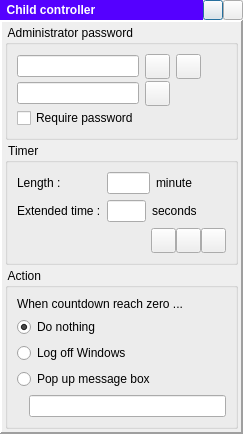
First picture: the form in dlgmain.ui, repository tbikfalvi/ChildController, before the edit.
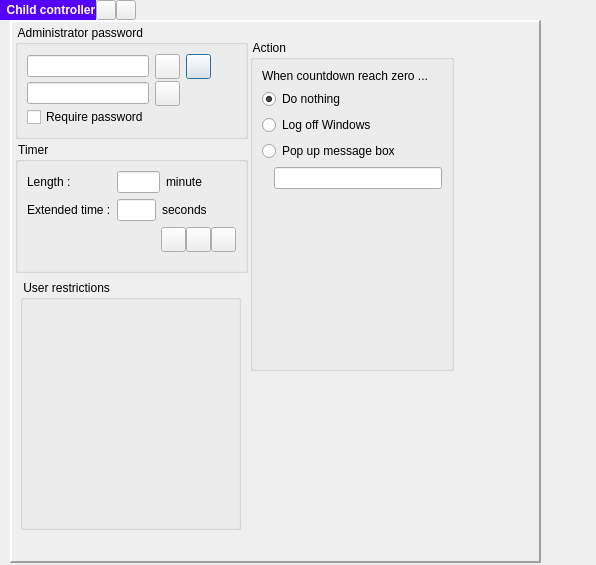
Second picture: the form after the edit. Icons and pictures are not drawn.

The edit to the form file:
```diff
--- a/dlgmain.ui
+++ b/dlgmain.ui
@@ -6,113 +6,22 @@
    <rect>
     <x>0</x>
     <y>0</y>
-    <width>243</width>
-    <height>423</height>
+    <width>596</width>
+    <height>565</height>
    </rect>
   </property>
   <property name="windowTitle">
    <string>Dialog</string>
   </property>
-  <layout class="QVBoxLayout" name="verticalLayout_3">
-   <property name="spacing">
-    <number>0</number>
-   </property>
-   <property name="leftMargin">
-    <number>0</number>
-   </property>
-   <property name="topMargin">
-    <number>0</number>
-   </property>
-   <property name="rightMargin">
-    <number>0</number>
-   </property>
-   <property name="bottomMargin">
-    <number>0</number>
-   </property>
-   <item>
-    <layout class="QHBoxLayout" name="horizontalLayout_5">
-     <property name="spacing">
-      <number>0</number>
-     </property>
-     <item>
-      <widget class="QLabel" name="lblTitle">
-       <property name="font">
-        <font>
-         <weight>75</weight>
-         <bold>true</bold>
-        </font>
-       </property>
-       <property name="styleSheet">
-        <string notr="true">color: rgb(255, 255, 255);
-background-color: rgb(85, 0, 255);</string>
-       </property>
-       <property name="text">
-        <string>  Child controller</string>
-       </property>
-      </widget>
-     </item>
-     <item>
-      <widget class="QPushButton" name="pbHide">
-       <property name="minimumSize">
-        <size>
-         <width>20</width>
-         <height>20</height>
-        </size>
-       </property>
-       <property name="maximumSize">
-        <size>
-         <width>20</width>
-         <height>20</height>
-        </size>
-       </property>
-       <property name="text">
-        <string/>
-       </property>
-       <property name="icon">
-        <iconset resource="childcontroller.qrc">
-         <normaloff>:/minimize.png</normaloff>:/minimize.png</iconset>
-       </property>
-       <property name="iconSize">
-        <size>
-         <width>15</width>
-         <height>15</height>
-        </size>
-       </property>
-      </widget>
-     </item>
-     <item>
-      <widget class="QPushButton" name="pbExit">
-       <property name="minimumSize">
-        <size>
-         <width>20</width>
-         <height>20</height>
-        </size>
-       </property>
-       <property name="maximumSize">
-        <size>
-         <width>20</width>
-         <height>20</height>
-        </size>
-       </property>
-       <property name="text">
-        <string/>
-       </property>
-       <property name="icon">
-        <iconset resource="childcontroller.qrc">
-         <normaloff>:/exit.png</normaloff>:/exit.png</iconset>
-       </property>
-       <property name="iconSize">
-        <size>
-         <width>15</width>
-         <height>15</height>
-        </size>
-       </property>
-      </widget>
-     </item>
-    </layout>
-   </item>
-   <item>
     <widget class="QFrame" name="frame">
+   <property name="geometry">
+    <rect>
+     <x>10</x>
+     <y>20</y>
+     <width>531</width>
+     <height>543</height>
+    </rect>
+   </property>
      <property name="frameShape">
       <enum>QFrame::Panel</enum>
      </property>
@@ -122,24 +31,15 @@
      <property name="lineWidth">
       <number>2</number>
      </property>
-     <layout class="QVBoxLayout" name="verticalLayout_2">
-      <property name="spacing">
-       <number>3</number>
-      </property>
-      <property name="leftMargin">
-       <number>3</number>
-      </property>
-      <property name="topMargin">
-       <number>3</number>
-      </property>
-      <property name="rightMargin">
-       <number>3</number>
-      </property>
-      <property name="bottomMargin">
-       <number>3</number>
-      </property>
-      <item>
        <widget class="QGroupBox" name="gbAdminPassword">
+    <property name="geometry">
+     <rect>
+      <x>5</x>
+      <y>5</y>
+      <width>233</width>
+      <height>114</height>
+     </rect>
+    </property>
         <property name="title">
          <string> Administrator password </string>
         </property>
@@ -255,9 +155,15 @@
          </item>
         </layout>
        </widget>
-      </item>
-      <item>
        <widget class="QGroupBox" name="gbTimer">
+    <property name="geometry">
+     <rect>
+      <x>5</x>
+      <y>122</y>
+      <width>233</width>
+      <height>131</height>
+     </rect>
+    </property>
         <property name="title">
          <string> Timer </string>
         </property>
@@ -441,9 +347,15 @@
          </item>
         </layout>
        </widget>
-      </item>
-      <item>
        <widget class="QGroupBox" name="gbAction">
+    <property name="geometry">
+     <rect>
+      <x>240</x>
+      <y>20</y>
+      <width>204</width>
+      <height>331</height>
+     </rect>
+    </property>
         <property name="title">
          <string> Action </string>
         </property>
@@ -505,13 +417,117 @@
            </item>
           </layout>
          </item>
-        </layout>
-       </widget>
-      </item>
-     </layout>
-    </widget>
-   </item>
-  </layout>
+     <item>
+      <spacer name="verticalSpacer">
+       <property name="orientation">
+        <enum>Qt::Vertical</enum>
+       </property>
+       <property name="sizeHint" stdset="0">
+        <size>
+         <width>20</width>
+         <height>40</height>
+        </size>
+       </property>
+      </spacer>
+     </item>
+    </layout>
+   </widget>
+   <widget class="QGroupBox" name="gbUsers">
+    <property name="geometry">
+     <rect>
+      <x>10</x>
+      <y>260</y>
+      <width>221</width>
+      <height>250</height>
+     </rect>
+    </property>
+    <property name="title">
+     <string> User restrictions </string>
+    </property>
+   </widget>
+  </widget>
+  <widget class="QWidget" name="">
+   <layout class="QHBoxLayout" name="horizontalLayout_5">
+    <property name="spacing">
+     <number>0</number>
+    </property>
+    <item>
+     <widget class="QLabel" name="lblTitle">
+      <property name="font">
+       <font>
+        <weight>75</weight>
+        <bold>true</bold>
+       </font>
+      </property>
+      <property name="styleSheet">
+       <string notr="true">color: rgb(255, 255, 255);
+background-color: rgb(85, 0, 255);</string>
+      </property>
+      <property name="text">
+       <string>  Child controller</string>
+      </property>
+     </widget>
+    </item>
+    <item>
+     <widget class="QPushButton" name="pbHide">
+      <property name="minimumSize">
+       <size>
+        <width>20</width>
+        <height>20</height>
+       </size>
+      </property>
+      <property name="maximumSize">
+       <size>
+        <width>20</width>
+        <height>20</height>
+       </size>
+      </property>
+      <property name="text">
+       <string/>
+      </property>
+      <property name="icon">
+       <iconset resource="childcontroller.qrc">
+        <normaloff>:/minimize.png</normaloff>:/minimize.png</iconset>
+      </property>
+      <property name="iconSize">
+       <size>
+        <width>15</width>
+        <height>15</height>
+       </size>
+      </property>
+     </widget>
+    </item>
+    <item>
+     <widget class="QPushButton" name="pbExit">
+      <property name="minimumSize">
+       <size>
+        <width>20</width>
+        <height>20</height>
+       </size>
+      </property>
+      <property name="maximumSize">
+       <size>
+        <width>20</width>
+        <height>20</height>
+       </size>
+      </property>
+      <property name="text">
+       <string/>
+      </property>
+      <property name="icon">
+       <iconset resource="childcontroller.qrc">
+        <normaloff>:/exit.png</normaloff>:/exit.png</iconset>
+      </property>
+      <property name="iconSize">
+       <size>
+        <width>15</width>
+        <height>15</height>
+       </size>
+      </property>
+     </widget>
+    </item>
+   </layout>
+  </widget>
  </widget>
  <tabstops>
   <tabstop>ledPassword1</tabstop>
```
Lines whose indentation alone changed are shown as unchanged.
